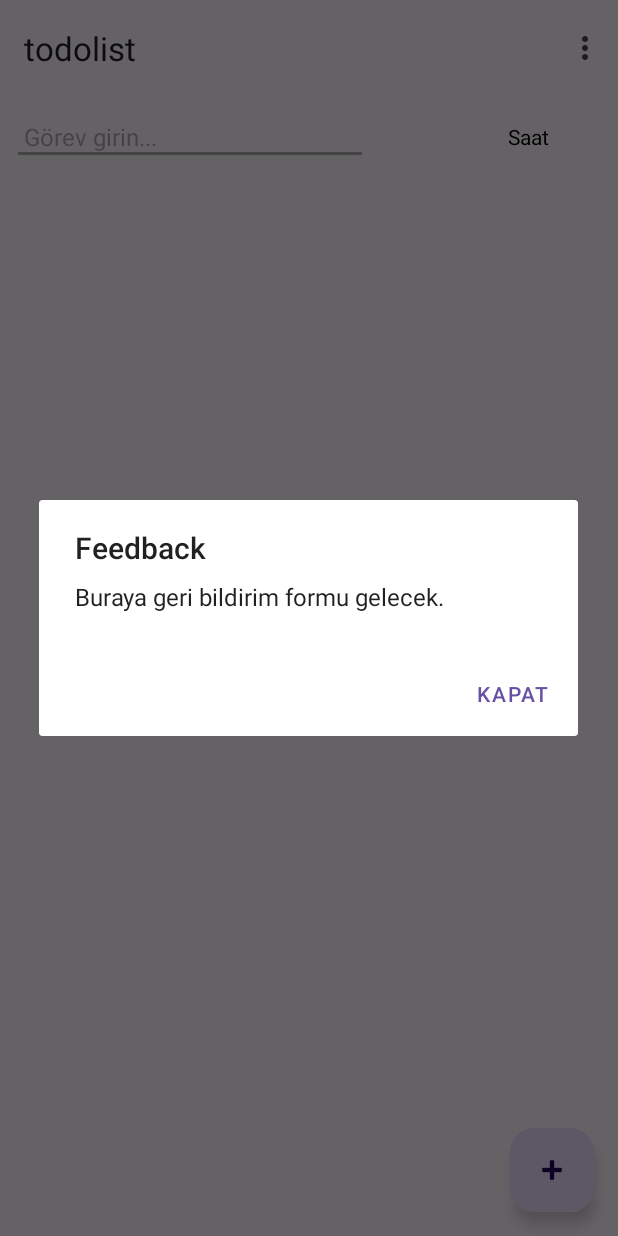
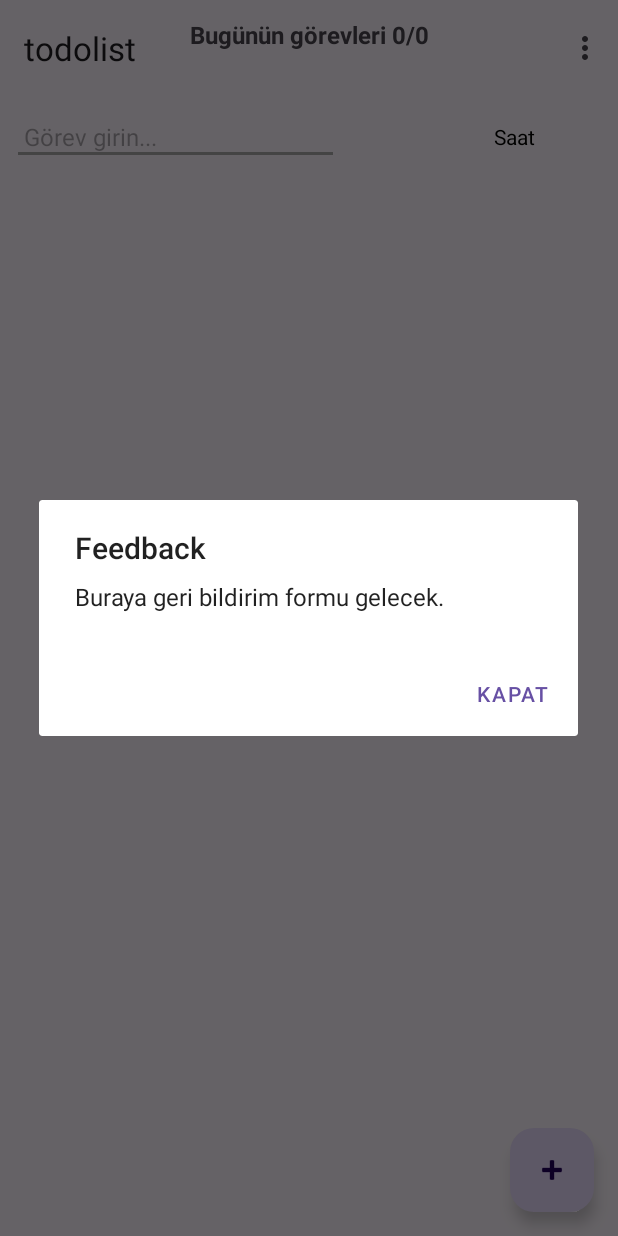
Before and after one commit to yusuf-ulgen/todolist, an Android app: the screen it shows after launch (MainActivity), in the options menu, after a tap on "Feedback", on a phone screen of 412 x 824 dp. Run offline under Robolectric (Android 15) with nearby library versions, the light colour scheme and no system bars.

Commit message:
Eklenen ve güncellenen özellikler: 1) Göreve basınca silme ve düzenleme ekledim. 2) Silinmeden önce 'emin misin?' uyarısı ekledim. 3) Görevlerin yanına görev numaraları getirdim. 4) Uygulama bildirim göndersin Görev bildirimi Saat geldiğinde uyarı alsın 5) Öne çıkarma (Pinleme) Sabit kalmasını istediğin görevleri yukarı al popupmenu 6) Görev istatistikleri getirdim (1/10 vs gibi)

```diff
--- a/app/src/main/java/com/example/todolist/MainActivity.kt
+++ b/app/src/main/java/com/example/todolist/MainActivity.kt
@@ -1,13 +1,10 @@
 package com.example.todolist
 
-import TaskAdapter
 import android.app.AlertDialog
 import android.content.Intent
 import android.os.Bundle
 import android.view.Menu
 import android.view.MenuItem
-import android.widget.EditText
-import android.widget.Toast
 import androidx.appcompat.app.AppCompatActivity
 import androidx.recyclerview.widget.ItemTouchHelper
 import androidx.recyclerview.widget.LinearLayoutManager
@@ -17,7 +14,7 @@
 class MainActivity : AppCompatActivity() {
 
     private lateinit var binding: ActivityMainBinding
-    private val taskList = mutableListOf<String>()
+    private val taskList = mutableListOf<Task>()
     private lateinit var adapter: TaskAdapter
 
     override fun onCreate(savedInstanceState: Bundle?) {
@@ -32,10 +29,7 @@
         recyclerView.layoutManager = LinearLayoutManager(this)
         recyclerView.adapter = adapter
 
-        recyclerView.layoutManager = LinearLayoutManager(this)
-        recyclerView.adapter = adapter
-
-        // Sürükleyerek taşıma
+        // Drag & drop
         val itemTouchHelper = ItemTouchHelper(object : ItemTouchHelper.SimpleCallback(
             ItemTouchHelper.UP or ItemTouchHelper.DOWN,
             0
@@ -51,23 +45,26 @@
                 return true
             }
 
-            override fun onSwiped(viewHolder: RecyclerView.ViewHolder, direction: Int) {
-                // swipe özelliği devre dışı
-            }
+            override fun onSwiped(viewHolder: RecyclerView.ViewHolder, direction: Int) {}
+            override fun isLongPressDragEnabled(): Boolean = true
         })
+
         itemTouchHelper.attachToRecyclerView(recyclerView)
 
-// Silme fonksiyonunu adapter'a bağla
         adapter.onItemDelete = { position ->
             adapter.deleteItem(position)
+            updateTaskStats()
         }
 
-
+        adapter.onStatsChanged = {
+            updateTaskStats()
+        }
 
         binding.fab.setOnClickListener {
-            taskList.add("") // Alta ekle
+            taskList.add(Task(""))
             adapter.notifyItemInserted(taskList.lastIndex)
             binding.contentMain.todoRecyclerView.scrollToPosition(taskList.lastIndex)
+            updateTaskStats()
         }
     }
 
@@ -101,4 +98,10 @@
             .create()
         dialog.show()
     }
+
+    private fun updateTaskStats() {
+        val total = taskList.count { it.content.isNotBlank() }
+        val done = taskList.count { it.content.isNotBlank() && it.isChecked }
+        binding.taskStatsTextView.text = "Bugünün görevleri $done/$total"
+    }
 }
--- a/app/src/main/res/layout/activity_main.xml
+++ b/app/src/main/res/layout/activity_main.xml
@@ -32,4 +32,15 @@
         android:layout_marginBottom="16dp"
         app:srcCompat="@android:drawable/ic_input_add" />
 
+    <TextView
+        android:id="@+id/taskStatsTextView"
+        android:layout_width="match_parent"
+        android:layout_height="wrap_content"
+        android:text="Bugünün görevleri 0/0"
+        android:textSize="16sp"
+        android:textStyle="bold"
+        android:gravity="center"
+        android:padding="12dp"
+        tools:text="Bugünün görevleri 2/7" />
+
 </androidx.coordinatorlayout.widget.CoordinatorLayout>
--- a/app/src/main/res/layout/item_task.xml
+++ b/app/src/main/res/layout/item_task.xml
@@ -4,18 +4,37 @@
     xmlns:app="http://schemas.android.com/apk/res-auto"
     android:layout_width="match_parent"
     android:layout_height="wrap_content"
+    android:clickable="true"
+    android:focusable="true"
     android:padding="8dp">
 
+    <!-- Görev Numarası -->
+    <TextView
+        android:id="@+id/taskNumber"
+        android:layout_width="0dp"
+        android:layout_height="wrap_content"
+        android:text="1"
+        android:textSize="16sp"
+        android:textStyle="bold"
+        android:visibility="gone"
+        android:gravity="center"
+        app:layout_constraintWidth_percent="0.10"
+        app:layout_constraintStart_toStartOf="parent"
+        app:layout_constraintTop_toTopOf="parent"
+        app:layout_constraintBottom_toBottomOf="parent" />
+
+    <!-- Checkbox -->
     <CheckBox
         android:id="@+id/taskCheckBox"
         android:layout_width="0dp"
         android:layout_height="wrap_content"
         android:visibility="gone"
-        app:layout_constraintWidth_percent="0.15"
-        app:layout_constraintStart_toStartOf="parent"
+        app:layout_constraintWidth_percent="0.10"
+        app:layout_constraintStart_toEndOf="@id/taskNumber"
         app:layout_constraintTop_toTopOf="parent"
         app:layout_constraintBottom_toBottomOf="parent" />
 
+    <!-- Görev Yazısı -->
     <EditText
         android:id="@+id/taskEditText"
         android:layout_width="0dp"
@@ -29,8 +48,9 @@
         app:layout_constraintStart_toEndOf="@id/taskCheckBox"
         app:layout_constraintTop_toTopOf="parent"
         app:layout_constraintBottom_toBottomOf="parent"
-        app:layout_constraintWidth_percent="0.6" />
+        app:layout_constraintWidth_percent="0.55" />
 
+    <!-- Saat -->
     <TextView
         android:id="@+id/timeTextView"
         android:layout_width="0dp"
@@ -46,4 +66,19 @@
         app:layout_constraintTop_toTopOf="parent"
         app:layout_constraintBottom_toBottomOf="parent"
         app:layout_constraintWidth_percent="0.25" />
+
+    <ImageView
+        android:id="@+id/pinIcon"
+        android:layout_width="20dp"
+        android:layout_height="20dp"
+        android:layout_marginStart="4dp"
+        android:layout_marginEnd="4dp"
+        android:contentDescription="Pin Icon"
+        android:src="@drawable/ic"
+        android:visibility="gone"
+        app:layout_constraintBottom_toBottomOf="parent"
+        app:layout_constraintEnd_toStartOf="@id/timeTextView"
+        app:layout_constraintStart_toEndOf="@id/taskEditText"
+        app:layout_constraintTop_toTopOf="parent" />
+
 </androidx.constraintlayout.widget.ConstraintLayout>
```
Also changed, not shown: app/src/main/java/com/example/todolist/Task.kt (added, +8 -0 lines), app/src/main/java/com/example/todolist/TaskAdapter.kt (+46 -46 lines), app/src/main/res/drawable/ic.png (added).
